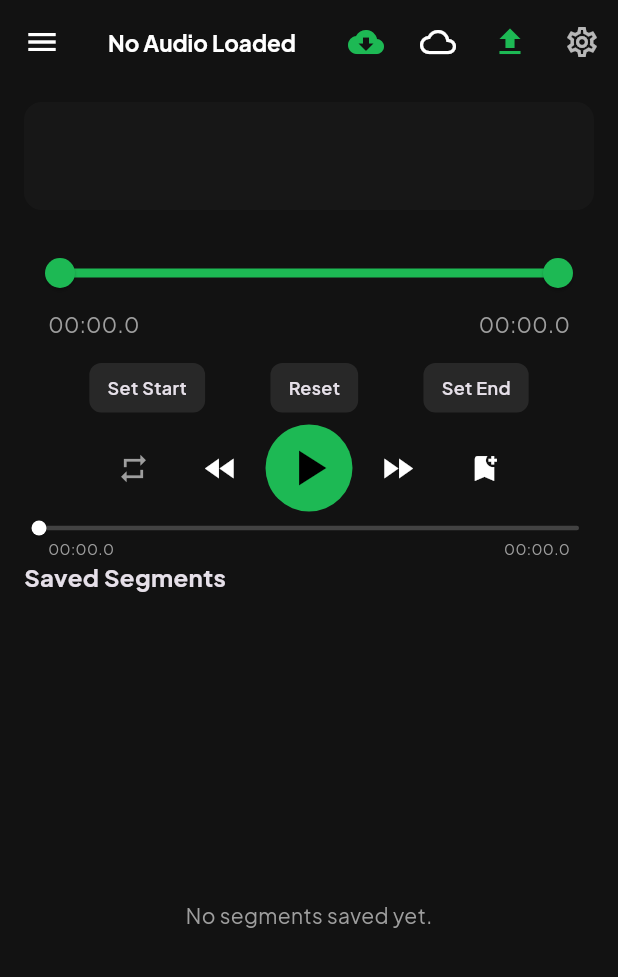
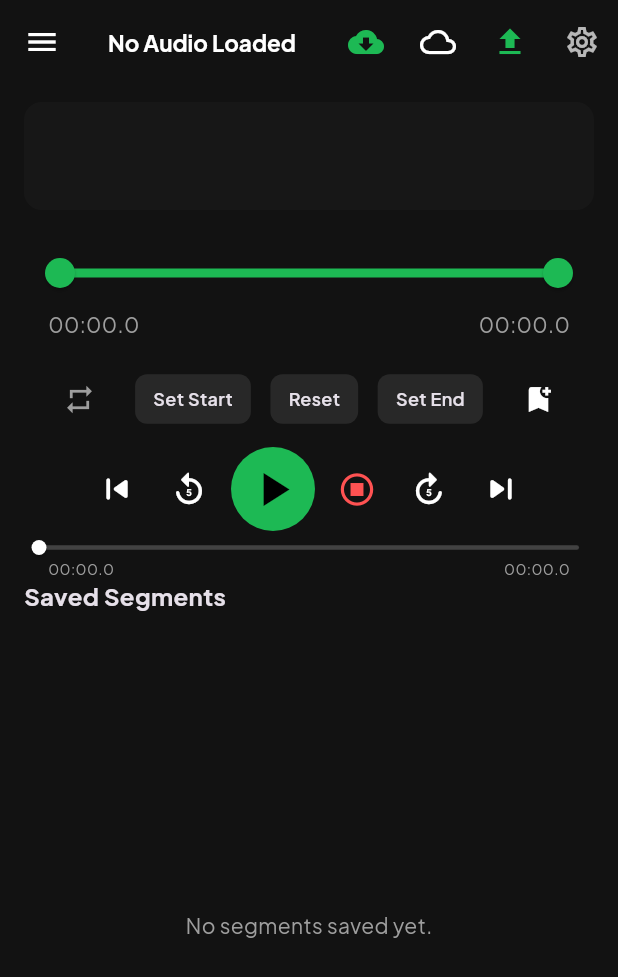
Before and after one commit to AmineOuatt/ipa-mp3, a Flutter app: the screen it shows after launch, after a tap on the "repeat on" icon, on a phone screen of 412 x 824 dp. Shown: the top 977 px of the screen. Run offline on Flutter 3.47's test engine with Material 3 defaults, Android fonts, the phone set to English and light mode, and no system bars; our stand-ins replace audio_service, file_picker, flutter_local_notifications, google_fonts, just_audio, package_info_plus and 1 more; missing offline and left inert: audio_session, home_widget, youtube_explode_dart.

Commit message:
feat(player): fix Samsung/Redmi widget & notification controls, add custom notification player bar (v4.3)

```diff
--- a/lib/features/about/presentation/screens/about_screen.dart
+++ b/lib/features/about/presentation/screens/about_screen.dart
@@ -2,6 +2,7 @@ import 'package:flutter/material.dart';
 import 'package:package_info_plus/package_info_plus.dart';
 import '../../../../core/constants/app_colors.dart';
 import '../../../../core/l10n/generated/app_localizations.dart';
+import '../../../../shared/widgets/custom_audio_notification_bar.dart';
 
 class AboutScreen extends StatefulWidget {
   const AboutScreen({super.key});
@@ -40,6 +41,7 @@ class _AboutScreenState extends State<AboutScreen> {
 
     return Scaffold(
       backgroundColor: AppColors.background,
+      bottomNavigationBar: const CustomAudioNotificationBar(),
       appBar: AppBar(
         title: Text(l10n?.aboutTitle ?? 'About MP360'),
         backgroundColor: Colors.transparent,
--- a/lib/features/downloads/presentation/screens/youtube_download_screen.dart
+++ b/lib/features/downloads/presentation/screens/youtube_download_screen.dart
@@ -7,6 +7,7 @@ import '../../../../core/utils/duration_formatter.dart';
 import '../../../../core/utils/file_size_formatter.dart';
 import '../../../../models/models.dart';
 import '../../../../services/download_service.dart';
+import '../../../../shared/widgets/custom_audio_notification_bar.dart';
 
 class YoutubeDownloadScreen extends StatefulWidget {
   const YoutubeDownloadScreen({super.key});
@@ -186,6 +187,7 @@ class _YoutubeDownloadScreenState extends State<YoutubeDownloadScreen> {
   Widget build(BuildContext context) {
     return Scaffold(
       backgroundColor: AppColors.background,
+      bottomNavigationBar: const CustomAudioNotificationBar(),
       appBar: AppBar(
         title: const Text('YouTube Audio Downloader'),
         backgroundColor: Colors.transparent,
--- a/lib/features/player/presentation/screens/audio_looper_screen.dart
+++ b/lib/features/player/presentation/screens/audio_looper_screen.dart
@@ -102,34 +102,9 @@ class _AudioLooperScreenState extends State<AudioLooperScreen> {
         });
 
         if (appAudioHandler != null) {
-          appAudioHandler!.onSkipToNext = () {
-            if (_library.isEmpty || _currentEntry == null) return;
-            final idx = _library.indexOf(_currentEntry!);
-            if (idx != -1 && idx + 1 < _library.length) {
-              final next = _library[idx + 1];
-              _loadFile(
-                next.path,
-                next.name,
-                sourceReciterName: next.sourceReciterName,
-                sourceSurahName: next.sourceSurahName,
-                sourceSurahId: next.sourceSurahId,
-              );
-            }
-          };
-          appAudioHandler!.onSkipToPrevious = () {
-            if (_library.isEmpty || _currentEntry == null) return;
-            final idx = _library.indexOf(_currentEntry!);
-            if (idx > 0) {
-              final prev = _library[idx - 1];
-              _loadFile(
-                prev.path,
-                prev.name,
-                sourceReciterName: prev.sourceReciterName,
-                sourceSurahName: prev.sourceSurahName,
-                sourceSurahId: prev.sourceSurahId,
-              );
-            }
-          };
+          appAudioHandler!.onSkipToNext = _skipToNextAudio;
+          appAudioHandler!.onSkipToPrevious = _skipToPreviousAudio;
+          appAudioHandler!.onStopRequested = _stopPlayback;
         }
       }
     } catch (e) {
@@ -325,6 +300,51 @@ class _AudioLooperScreenState extends State<AudioLooperScreen> {
 
     final groupsJson = jsonEncode(_audioGroups.map((g) => g.toJson()).toList());
     await _prefs?.setString('audioGroups', groupsJson);
+  }
+
+  void _skipToNextAudio() {
+    if (_library.isEmpty) return;
+    int idx = -1;
+    if (_currentEntry != null) {
+      idx = _library.indexWhere((e) => e.path == _currentEntry!.path);
+    }
+    final nextIdx = (idx == -1) ? 0 : (idx + 1) % _library.length;
+    final next = _library[nextIdx];
+    _loadFile(
+      next.path,
+      next.name,
+      sourceReciterName: next.sourceReciterName,
+      sourceSurahName: next.sourceSurahName,
+      sourceSurahId: next.sourceSurahId,
+    );
+  }
+
+  void _skipToPreviousAudio() {
+    if (_library.isEmpty) return;
+    int idx = -1;
+    if (_currentEntry != null) {
+      idx = _library.indexWhere((e) => e.path == _currentEntry!.path);
+    }
+    final prevIdx = (idx <= 0) ? _library.length - 1 : idx - 1;
+    final prev = _library[prevIdx];
+    _loadFile(
+      prev.path,
+      prev.name,
+      sourceReciterName: prev.sourceReciterName,
+      sourceSurahName: prev.sourceSurahName,
+      sourceSurahId: prev.sourceSurahId,
+    );
+  }
+
+  void _stopPlayback() {
+    HapticFeedback.mediumImpact();
+    _player.stop();
+    _player.seek(Duration.zero);
+    setState(() {
+      _isPlaying = false;
+      _position = Duration.zero;
+    });
+    appAudioHandler?.stop();
   }
 
   void _consumeQuranBrowserResult(Map result) {
@@ -1203,10 +1223,27 @@ class _AudioLooperScreenState extends State<AudioLooperScreen> {
                   ),
                   const SizedBox(height: 6),
 
-                  // Set Bounds Controls
+                  // Set Bounds Controls & Secondary Actions
                   Row(
                     mainAxisAlignment: MainAxisAlignment.spaceEvenly,
                     children: [
+                      IconButton(
+                        tooltip: "Loop mode",
+                        icon: Icon(
+                          _isLooping ? Icons.repeat_on : Icons.repeat,
+                          color: _isLooping
+                              ? const Color(0xFF1DB954)
+                              : Colors.grey,
+                          size: 22,
+                        ),
+                        onPressed: () {
+                          HapticFeedback.selectionClick();
+                          setState(() => _isLooping = !_isLooping);
+                          _player.setLoopMode(
+                            _isLooping ? LoopMode.one : LoopMode.off,
+                          );
+                        },
+                      ),
                       _buildControlBtn("Set Start", () {
                         HapticFeedback.mediumImpact();
                         setState(() {
@@ -1240,36 +1277,37 @@ class _AudioLooperScreenState extends State<AudioLooperScreen> {
                           _isLooping ? LoopMode.one : LoopMode.off,
                         );
                       }),
+                      IconButton(
+                        tooltip: "Save segment",
+                        icon: const Icon(
+                          Icons.bookmark_add,
+                          color: Colors.white,
+                          size: 22,
+                        ),
+                        onPressed: _currentEntry != null ? _saveSegment : null,
+                      ),
                     ],
                   ),
                   const SizedBox(height: 8),
 
-                  // Main Controls (+-5s seek around play button)
+                  // Main Controls: Previous, -5s, Play/Pause, Stop, +5s, Next
                   Row(
                     mainAxisAlignment: MainAxisAlignment.center,
                     children: [
                       IconButton(
-                        icon: Icon(
-                          _isLooping ? Icons.repeat_on : Icons.repeat,
-                          color: _isLooping
-                              ? const Color(0xFF1DB954)
-                              : Colors.grey,
-                          size: 22,
+                        tooltip: "Previous Audio",
+                        iconSize: 28,
+                        icon: const Icon(
+                          Icons.skip_previous_rounded,
+                          color: Colors.white,
                         ),
-                        onPressed: () {
-                          HapticFeedback.selectionClick();
-                          setState(() => _isLooping = !_isLooping);
-                          _player.setLoopMode(
-                            _isLooping ? LoopMode.one : LoopMode.off,
-                          );
-                        },
+                        onPressed: _skipToPreviousAudio,
                       ),
-                      const SizedBox(width: 10),
-
                       IconButton(
+                        tooltip: "Pass -5s",
                         iconSize: 26,
                         icon: const Icon(
-                          Icons.fast_rewind,
+                          Icons.replay_5_rounded,
                           color: Colors.white,
                         ),
                         onPressed: () {
@@ -1277,15 +1315,14 @@ class _AudioLooperScreenState extends State<AudioLooperScreen> {
                           _seekBy(const Duration(seconds: -5));
                         },
                       ),
-
                       Container(
-                        margin: const EdgeInsets.symmetric(horizontal: 6),
+                        margin: const EdgeInsets.symmetric(horizontal: 4),
                         decoration: const BoxDecoration(
                           color: Color(0xFF1DB954),
                           shape: BoxShape.circle,
                         ),
                         child: IconButton(
-                          iconSize: 40,
+                          iconSize: 38,
                           padding: const EdgeInsets.all(9),
                           icon: Icon(
                             _isPlaying ? Icons.pause : Icons.play_arrow,
@@ -1297,11 +1334,20 @@ class _AudioLooperScreenState extends State<AudioLooperScreen> {
                           },
                         ),
                       ),
-
                       IconButton(
+                        tooltip: "Stop",
                         iconSize: 26,
                         icon: const Icon(
-                          Icons.fast_forward,
+                          Icons.stop_circle_outlined,
+                          color: Colors.redAccent,
+                        ),
+                        onPressed: _stopPlayback,
+                      ),
+                      IconButton(
+                        tooltip: "Pass +5s",
+                        iconSize: 26,
+                        icon: const Icon(
+                          Icons.forward_5_rounded,
                           color: Colors.white,
                         ),
                         onPressed: () {
@@ -1309,15 +1355,14 @@ class _AudioLooperScreenState extends State<AudioLooperScreen> {
                           _seekBy(const Duration(seconds: 5));
                         },
                       ),
-
-                      const SizedBox(width: 10),
                       IconButton(
+                        tooltip: "Next Audio",
+                        iconSize: 28,
                         icon: const Icon(
-                          Icons.bookmark_add,
+                          Icons.skip_next_rounded,
                           color: Colors.white,
-                          size: 22,
                         ),
-                        onPressed: _currentEntry != null ? _saveSegment : null,
+                        onPressed: _skipToNextAudio,
                       ),
                     ],
                   ),
--- a/lib/features/quran/presentation/screens/quran_browser_screen.dart
+++ b/lib/features/quran/presentation/screens/quran_browser_screen.dart
@@ -5,6 +5,7 @@ import 'package:shared_preferences/shared_preferences.dart';
 
 import '../../../../core/constants/app_colors.dart';
 import '../../../../services/download_service.dart';
+import '../../../../shared/widgets/custom_audio_notification_bar.dart';
 import '../../../downloads/presentation/screens/youtube_download_screen.dart';
 import 'surah_selection_screen.dart';
 
@@ -287,6 +288,7 @@ class _QuranBrowserModeState extends State<QuranBrowserMode> {
 
     return Scaffold(
       backgroundColor: AppColors.background,
+      bottomNavigationBar: const CustomAudioNotificationBar(),
       appBar: AppBar(
         backgroundColor: Colors.transparent,
         elevation: 0,
--- a/lib/features/quran/presentation/screens/surah_selection_screen.dart
+++ b/lib/features/quran/presentation/screens/surah_selection_screen.dart
@@ -6,6 +6,7 @@ import 'package:path_provider/path_provider.dart';
 
 import '../../../../core/constants/app_colors.dart';
 import '../../../../services/download_service.dart';
+import '../../../../shared/widgets/custom_audio_notification_bar.dart';
 import '../../../downloads/presentation/screens/youtube_download_screen.dart';
 
 class SurahSelectionScreen extends StatefulWidget {
@@ -262,6 +263,7 @@ class _SurahSelectionScreenState extends State<SurahSelectionScreen> {
 
     return Scaffold(
       backgroundColor: AppColors.background,
+      bottomNavigationBar: const CustomAudioNotificationBar(),
       appBar: AppBar(
         backgroundColor: Colors.transparent,
         elevation: 0,
--- a/lib/features/settings/presentation/screens/settings_screen.dart
+++ b/lib/features/settings/presentation/screens/settings_screen.dart
@@ -5,6 +5,7 @@ import '../../../../core/l10n/generated/app_localizations.dart';
 import '../../../../main.dart';
 import '../../../about/presentation/screens/about_screen.dart';
 import '../../../downloads/presentation/screens/youtube_download_screen.dart';
+import '../../../../shared/widgets/custom_audio_notification_bar.dart';
 
 class SettingsScreen extends StatefulWidget {
   const SettingsScreen({super.key});
@@ -45,6 +46,7 @@ class _SettingsScreenState extends State<SettingsScreen> {
 
     return Scaffold(
       backgroundColor: AppColors.background,
+      bottomNavigationBar: const CustomAudioNotificationBar(),
       appBar: AppBar(
         title: Text(l10n?.settings ?? 'Settings'),
         backgroundColor: Colors.transparent,
--- a/lib/main.dart
+++ b/lib/main.dart
@@ -26,7 +26,14 @@ void main() async {
         config: const AudioServiceConfig(
           androidNotificationChannelId: 'com.example.mp3.channel.audio',
           androidNotificationChannelName: 'MP360 Playback',
+          androidNotificationChannelDescription:
+              'MP360 Audio Player Background Controls',
           androidNotificationIcon: 'mipmap/ic_launcher',
+          fastForwardInterval: Duration(seconds: 5),
+          rewindInterval: Duration(seconds: 5),
+          androidStopForegroundOnPause: false,
+          androidNotificationOngoing: false,
+          androidResumeOnClick: true,
         ),
       );
       appPlayer = appAudioHandler!.player;
--- a/lib/models/saved_audio_entry.dart
+++ b/lib/models/saved_audio_entry.dart
@@ -41,4 +41,14 @@ class SavedAudioEntry {
         sourceSurahName: json['sourceSurahName'],
         sourceSurahId: json['sourceSurahId'],
       );
+
+  @override
+  bool operator ==(Object other) =>
+      identical(this, other) ||
+      other is SavedAudioEntry &&
+          runtimeType == other.runtimeType &&
+          path == other.path;
+
+  @override
+  int get hashCode => path.hashCode;
 }
--- a/pubspec.yaml
+++ b/pubspec.yaml
@@ -16,7 +16,7 @@ publish_to: 'none' # Remove this line if you wish to publish to pub.dev
 # https://developer.apple.com/library/archive/documentation/General/Reference/InfoPlistKeyReference/Articles/CoreFoundationKeys.html
 # In Windows, build-name is used as the major, minor, and patch parts
 # of the product and file versions while build-number is used as the build suffix.
-version: 4.2.0+42
+version: 4.3.0+43
 
 environment:
   sdk: ^3.8.1
```
Also changed, not shown: lib/services/audio_handler.dart (+15 -2 lines), lib/shared/widgets/custom_audio_notification_bar.dart (added, +301 -0 lines), 6 other files.
